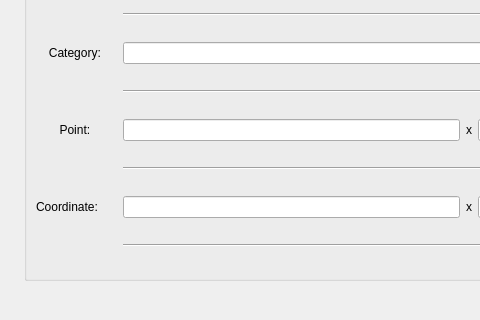
Old version of the form resources/edit_target.ui in the repository Oh-JongJin/js08; both pictures show x 0 to 480 and y 326 to 646 of the 837 by 646 pixel window.
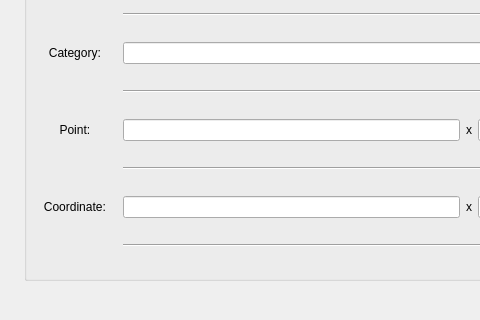
New version of the form.

Commit message: Exclude Pandas module

Patch:
```diff
--- a/resources/edit_target.ui
+++ b/resources/edit_target.ui
@@ -71,6 +71,9 @@
           <property name="text">
            <string>Coordinate: </string>
           </property>
+          <property name="alignment">
+           <set>Qt::AlignCenter</set>
+          </property>
          </widget>
         </item>
         <item row="9" column="1">
```
The commit also changes 1 other file.
